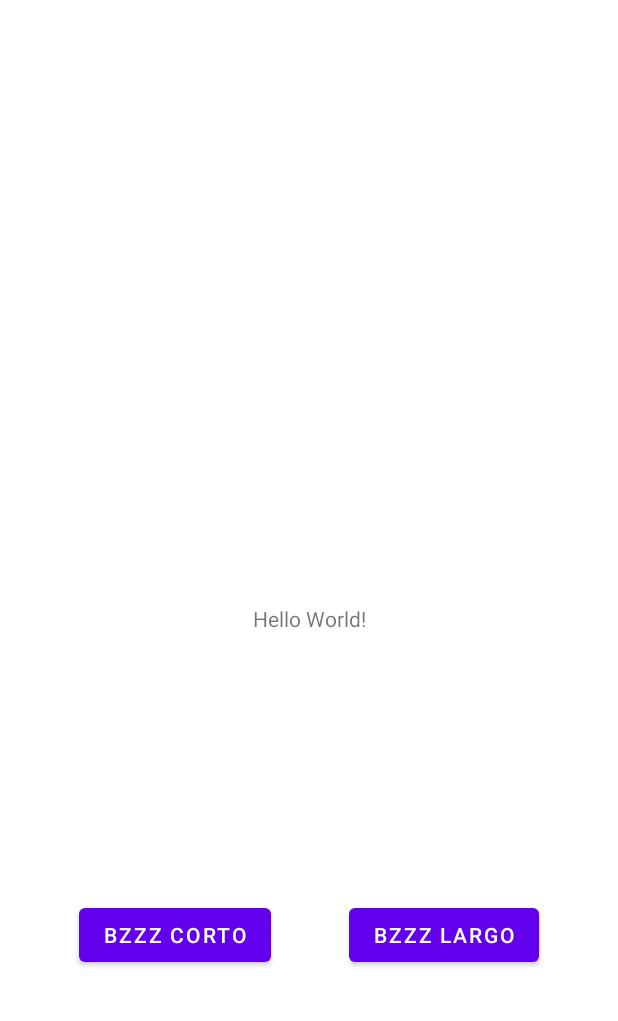
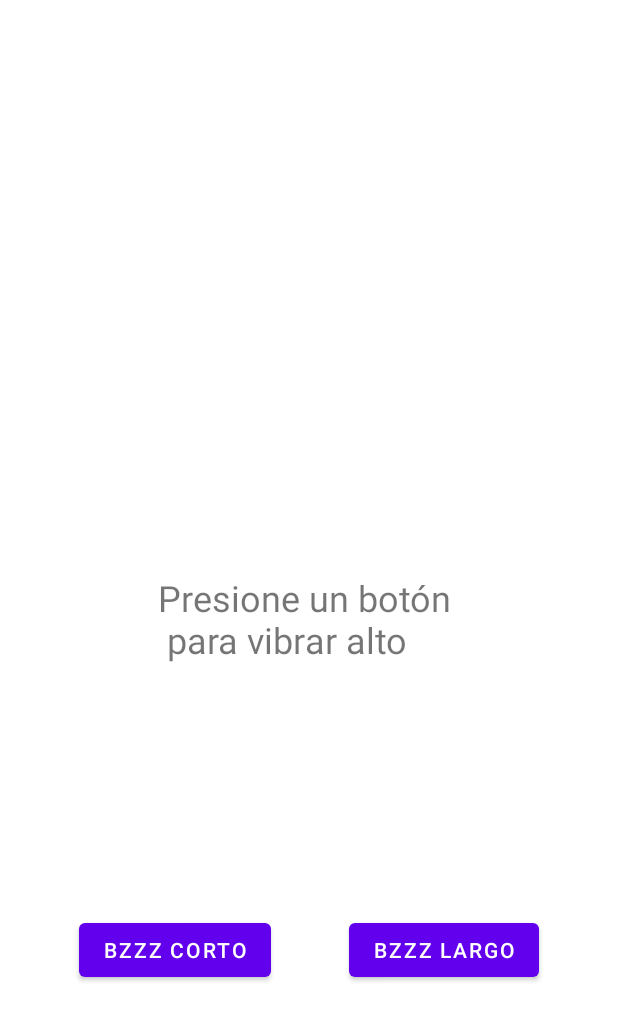
Before and after one commit to stradicat/taptovibrate, an Android app: the layout activity_main.xml on its own in the app's theme, with its tools: preview values and no code run, on a phone screen of 412 x 824 dp. Shown: the top 1021 px of the screen. Run offline under Robolectric (Android 15) with nearby library versions, the phone set to English and light mode, and no system bars.

Commit message:
Changed TextView text to a welcome message

```diff
--- a/app/src/main/res/layout/activity_main.xml
+++ b/app/src/main/res/layout/activity_main.xml
@@ -12,7 +12,9 @@
             android:id="@+id/textView"
             android:layout_width="wrap_content"
             android:layout_height="wrap_content"
-            android:text="Hello World!"
+            android:background="@color/white"
+            android:text="Presione un botón \n para vibrar alto"
+            android:textSize="24sp"
             app:layout_constraintBottom_toBottomOf="parent"
             app:layout_constraintLeft_toLeftOf="parent"
             app:layout_constraintRight_toRightOf="parent"
```
